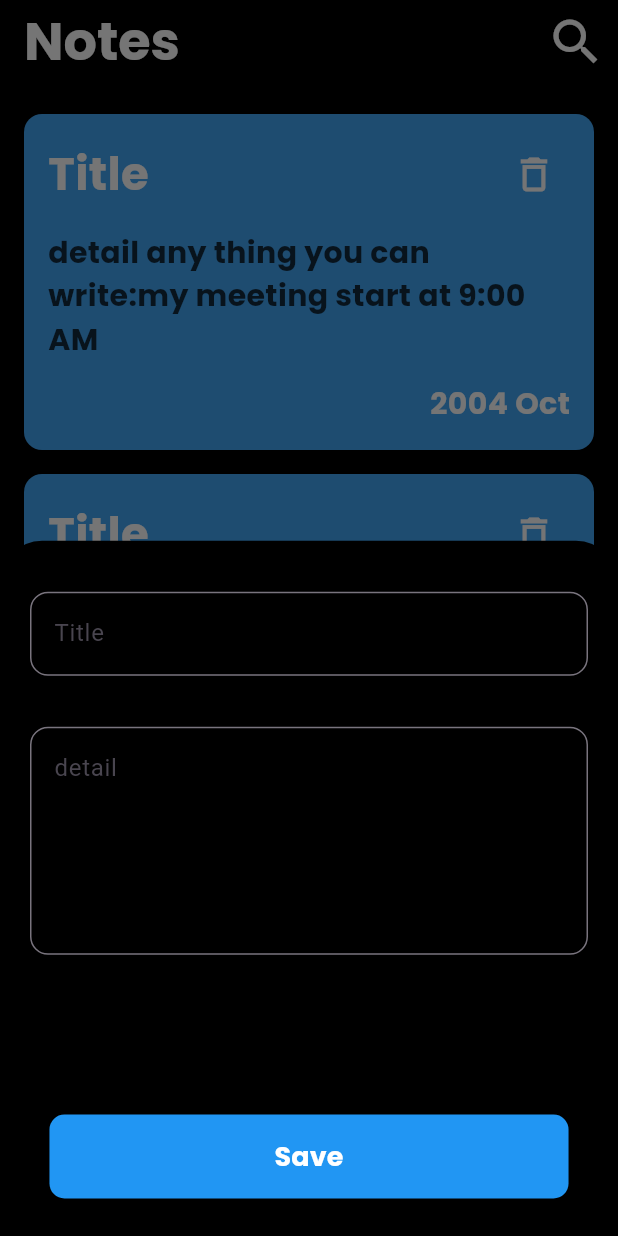
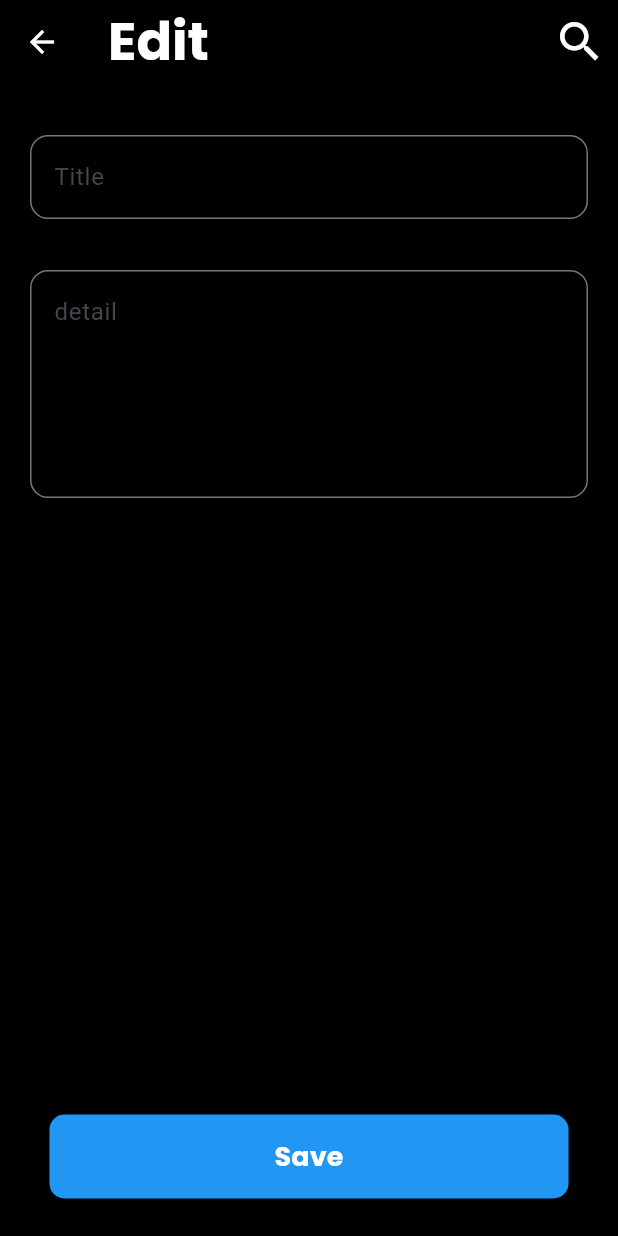
Before and after one commit to mohamedalsamrai/notes, a Flutter app: the screen it shows after launch, after a tap on "Title", on a phone screen of 412 x 824 dp. Run offline on Flutter 3.47's test engine with Material 3 defaults, Android fonts, the phone set to English and light mode, and no system bars.

Commit message:
fix problem

```diff
--- a/lib/components/add_bottom.dart
+++ b/lib/components/add_bottom.dart
@@ -1,14 +1,13 @@
 import 'package:flutter/material.dart';
 
 class AddBottom extends StatelessWidget {
-  const AddBottom({super.key});
+  final VoidCallback action;
+  const AddBottom({super.key, required this.action});
 
   @override
   Widget build(BuildContext context) {
     return ElevatedButton(
-      onPressed: () {
-        Navigator.of(context).pop();
-      },
+      onPressed: action,
       style: ElevatedButton.styleFrom(
         backgroundColor: Colors.blue,
         padding: const EdgeInsets.symmetric(vertical: 15, horizontal: 150),
@@ -17,7 +16,7 @@ class AddBottom extends StatelessWidget {
         ),
       ),
       child: Text(
-        "Add",
+        "Save",
         style: TextStyle(
           fontFamily: 'Poppins',
           color: Colors.white,
--- a/lib/components/add_note_botton_sheet.dart
+++ b/lib/components/add_note_botton_sheet.dart
@@ -30,7 +30,11 @@ class AddNoteBottonSheet extends StatelessWidget {
               ],
             ),
           ),
-          AddBottom(),
+          AddBottom(
+            action: () {
+              Navigator.pop(context);
+            },
+          ),
           SizedBox(
             height: 25,
           ),
--- a/lib/components/edit_note.dart
+++ /dev/null
@@ -1,61 +0,0 @@
-import 'package:flutter/material.dart';
-import 'package:notes/components/add_bottom.dart';
-import 'package:notes/components/custom_text_field.dart';
-
-class EditNoteSheet extends StatelessWidget {
-  const EditNoteSheet({super.key});
-
-  @override
-  Widget build(BuildContext context) {
-    return Padding(
-      padding: const EdgeInsets.symmetric(horizontal: 20),
-      child: Column(
-        children: [
-          Expanded(
-            child: ListView(
-              children: [
-                SizedBox(
-                  height: 34,
-                ),
-                CustomTextField(
-                  hintText: "Title",
-                ),
-                SizedBox(
-                  height: 34,
-                ),
-                CustomTextField(
-                  hintText: "detail",
-                  maxLine: 5,
-                ),
-              ],
-            ),
-          ),
-          ElevatedButton(
-            onPressed: () {
-              Navigator.of(context).pop();
-            },
-            style: ElevatedButton.styleFrom(
-              backgroundColor: Colors.blue,
-              padding:
-                  const EdgeInsets.symmetric(vertical: 15, horizontal: 150),
-              shape: RoundedRectangleBorder(
-                borderRadius: BorderRadius.circular(10),
-              ),
-            ),
-            child: Text(
-              "Save",
-              style: TextStyle(
-                fontFamily: 'Poppins',
-                color: Colors.white,
-                fontSize: 18,
-              ),
-            ),
-          ),
-          SizedBox(
-            height: 25,
-          ),
-        ],
-      ),
-    );
-  }
-}
--- a/lib/components/note_appbar.dart
+++ b/lib/components/note_appbar.dart
@@ -1,8 +1,9 @@
 import 'package:flutter/material.dart';
-PreferredSizeWidget? noteAppBar() {
+
+PreferredSizeWidget? noteAppBar({required String title}) {
   return AppBar(
-      title: const Text(
-        'Notes',
+      title: Text(
+        title,
         style: TextStyle(
           fontFamily: 'Poppins',
           color: Colors.white,
@@ -11,7 +12,7 @@ PreferredSizeWidget? noteAppBar() {
       ),
       actions: [
         IconButton(
-            iconSize: 40,
+            iconSize: 35,
             icon: const Icon(
               Icons.search,
               color: Colors.white,
--- a/lib/components/note_card.dart
+++ b/lib/components/note_card.dart
@@ -1,6 +1,6 @@
 import 'package:flutter/material.dart';
 import 'package:notes/components/add_note_botton_sheet.dart';
-import 'package:notes/components/edit_note.dart';
+import 'package:notes/pages/edit_note.dart';
 
 class NoteCard extends StatelessWidget {
   const NoteCard({super.key});
@@ -9,11 +9,11 @@ class NoteCard extends StatelessWidget {
   Widget build(BuildContext context) {
     return GestureDetector(
       onTap: () {
-        showModalBottomSheet(
-          backgroundColor: Colors.black,
-          context: context,
-          builder: (context) => const EditNoteSheet(),
-        );
+        Navigator.push(
+            context,
+            MaterialPageRoute(
+              builder: (context) => EditNote(),
+            ));
       },
       child: Card(
         margin: EdgeInsets.only(bottom: 16, left: 16, right: 16),
--- /dev/null
+++ b/lib/pages/edit_note.dart
@@ -0,0 +1,49 @@
+import 'package:flutter/material.dart';
+import 'package:notes/components/add_bottom.dart';
+import 'package:notes/components/custom_text_field.dart';
+import 'package:notes/components/note_appbar.dart';
+
+class EditNote extends StatelessWidget {
+  const EditNote({super.key});
+
+  @override
+  Widget build(BuildContext context) {
+    return Scaffold(
+      appBar: noteAppBar(title: "Edit"),
+      body: Padding(
+        padding: const EdgeInsets.symmetric(horizontal: 20),
+        child: Column(
+          children: [
+            Expanded(
+              child: ListView(
+                children: [
+                  SizedBox(
+                    height: 34,
+                  ),
+                  CustomTextField(
+                    hintText: "Title",
+                  ),
+                  SizedBox(
+                    height: 34,
+                  ),
+                  CustomTextField(
+                    hintText: "detail",
+                    maxLine: 5,
+                  ),
+                ],
+              ),
+            ),
+            AddBottom(
+              action: () {
+                Navigator.pop(context);
+              },
+            ),
+            SizedBox(
+              height: 25,
+            ),
+          ],
+        ),
+      ),
+    );
+  }
+}
--- a/lib/pages/note_page.dart
+++ b/lib/pages/note_page.dart
@@ -11,7 +11,7 @@ class NotePage extends StatelessWidget {
   @override
   Widget build(BuildContext context) {
     return Scaffold(
-      appBar: noteAppBar(),
+      appBar: noteAppBar(title: "Note"),
       body: NotesListview(),
       floatingActionButton: FloatingActionButton(
         onPressed: () {
--- a/lib/theme.dart
+++ b/lib/theme.dart
@@ -3,6 +3,7 @@ import 'package:flutter/material.dart';
 ThemeData? themeApp() {
   return ThemeData(
     appBarTheme: const AppBarTheme(
+      iconTheme: IconThemeData(color: Colors.white),
       backgroundColor: Colors.black,
       surfaceTintColor: Colors.white,
       shadowColor: Colors.black,
```
